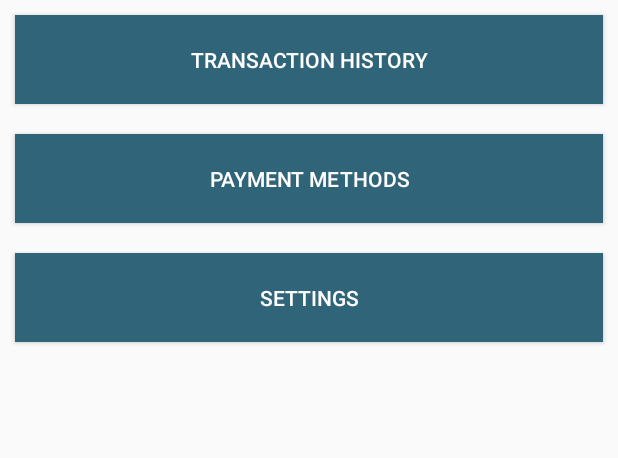
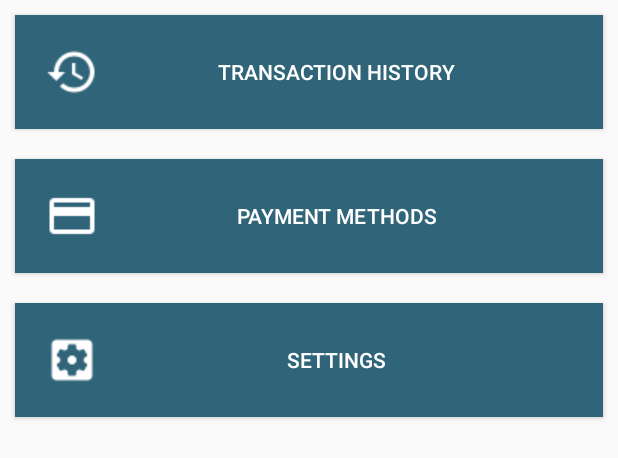
Before and after one commit to czyang/545_checksplit_client, an Android app: the layout fragment_home_buttons.xml on its own in the app's theme, with its tools: preview values and no code run, on a phone screen of 412 x 824 dp. Shown: the top 458 px of the screen. Run offline under Robolectric (Android 15) with nearby library versions, the phone set to English and light mode, and no system bars; Roboto replaces fonts that are not available here.

Commit message:
Tweak the main activity

```diff
--- a/app/src/main/java/com/checksplit/sommer/checksplit/QRScanFragment.java
+++ b/app/src/main/java/com/checksplit/sommer/checksplit/QRScanFragment.java
@@ -13,6 +13,8 @@ import android.widget.Toast;
 import com.budiyev.android.codescanner.CodeScanner;
 import com.budiyev.android.codescanner.CodeScannerView;
 import com.budiyev.android.codescanner.DecodeCallback;
+import com.checksplit.sommer.checksplit.Utils.NavigationUtils;
+import com.checksplit.sommer.checksplit.selectItemsActivity.SelectItemsActivity;
 import com.google.zxing.Result;
 
 import androidx.annotation.NonNull;
@@ -41,6 +43,7 @@ public class QRScanFragment extends Fragment {
                     public void run() {
                         Toast.makeText(activity, result.getText(), Toast.LENGTH_SHORT).show();
                         System.out.println("Successfully decode the QRCode");
+                        NavigationUtils.presentActivity(activity, SelectItemsActivity.class);
                     }
                 });
             }
--- a/app/src/main/res/layout/activity_main.xml
+++ b/app/src/main/res/layout/activity_main.xml
@@ -19,15 +19,15 @@
     <FrameLayout
         android:id="@+id/fragmentContainerQRScan"
         android:layout_width="match_parent"
-        android:layout_height="200dp"
+        android:layout_height="350dp"
         android:layout_marginTop="0dp"
-        android:layout_marginBottom="16dp" />
+        android:layout_marginBottom="10dp" />
 
     <FrameLayout
         android:id="@+id/fragmentContainer"
         android:layout_width="match_parent"
         android:layout_height="wrap_content"
-        android:layout_margin="16dp"
+        android:layout_margin="10dp"
         app:layout_constraintTop_toBottomOf="@+id/fragmentContainerQRScan"/>
 
 </androidx.constraintlayout.ConstraintLayout>
--- a/app/src/main/res/layout/fragment_home_buttons.xml
+++ b/app/src/main/res/layout/fragment_home_buttons.xml
@@ -18,7 +18,8 @@
             android:background="@color/colorAccent"
             android:layout_height="wrap_content"
             android:id="@+id/transaction_history"
-            android:text="Transaction History">
+            android:text="Transaction History"
+            android:drawableLeft="@drawable/baseline_history_white_18dp" >>
 
         </Button>
 
@@ -31,7 +32,8 @@
             android:background="@color/colorAccent"
             android:layout_height="wrap_content"
             android:id="@+id/payment_methods"
-            android:text="Payment Methods">
+            android:text="Payment Methods"
+            android:drawableLeft="@drawable/baseline_credit_card_white_18dp" >
 
         </Button>
 
@@ -44,7 +46,8 @@
             android:background="@color/colorAccent"
             android:layout_height="wrap_content"
             android:id="@+id/settings"
-            android:text="Settings">
+            android:text="Settings"
+            android:drawableLeft="@drawable/baseline_settings_applications_white_18dp" >>
 
         </Button>
 
--- a/app/src/main/res/layout/qrscan_fragment.xml
+++ b/app/src/main/res/layout/qrscan_fragment.xml
@@ -13,7 +13,7 @@
         android:layout_width="match_parent"
         android:layout_height="match_parent"
         app:autoFocusButtonColor="@android:color/white"
-        app:autoFocusButtonVisible="true"
+        app:autoFocusButtonVisible="false"
         app:flashButtonColor="@android:color/white"
         app:flashButtonVisible="true"
         app:frameColor="@android:color/white"
```
Also changed, not shown: app/src/main/java/com/checksplit/sommer/checksplit/HomeButtonsFragment.java (+12 -0 lines), app/src/main/java/com/checksplit/sommer/checksplit/MainActivity.java (+20 -15 lines), app/src/main/res/drawable/baseline_credit_card_white_18dp.png (added), app/src/main/res/drawable/baseline_history_white_18dp.png (added), app/src/main/res/drawable/baseline_settings_applications_white_18dp.png (added).
